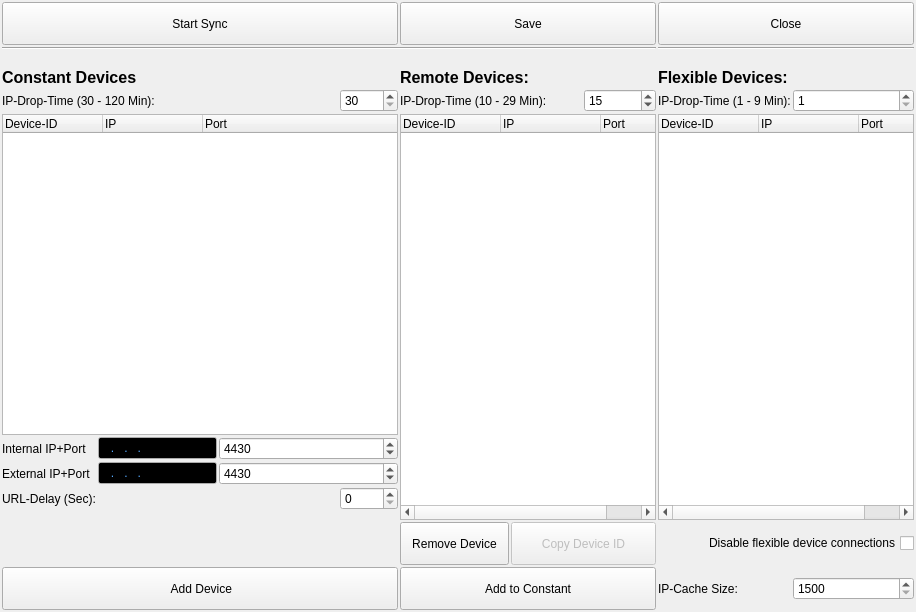
The window that ui/connection-display.ui (berndhs/arado) describes before a commit, drawn with Qt 5.
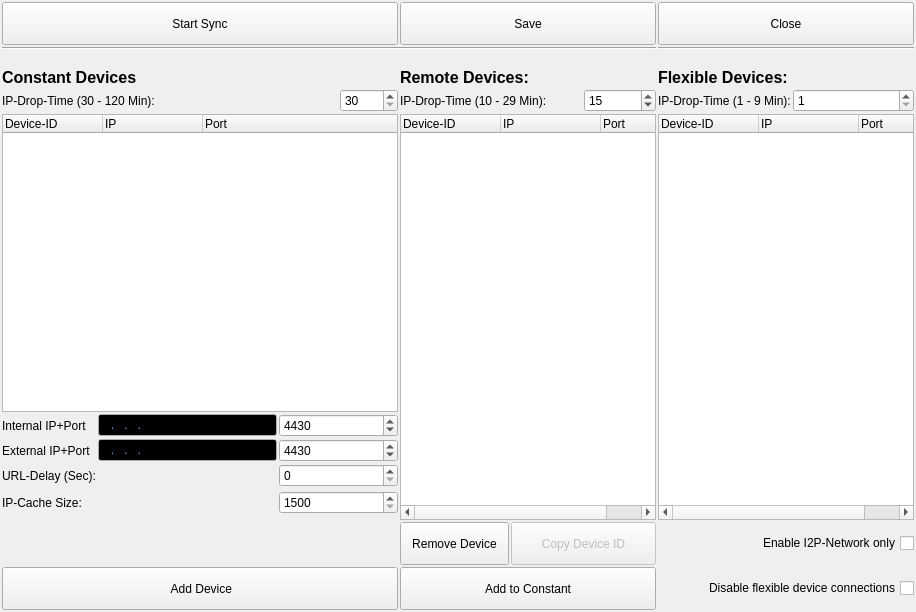
The same window after the commit. Icons and pictures are not drawn.

Commit message: i2p checkbox, if it comes to that.

```diff
--- a/ui/connection-display.ui
+++ b/ui/connection-display.ui
@@ -235,7 +235,7 @@
      </property>
     </widget>
    </item>
-   <item row="18" column="6" colspan="4">
+   <item row="21" column="6" colspan="4">
     <widget class="QPushButton" name="pushButton_addtotrusted">
      <property name="minimumSize">
       <size>
@@ -261,42 +261,6 @@
      </property>
     </widget>
    </item>
-   <item row="18" column="12">
-    <widget class="QLabel" name="labelipcachesize_3">
-     <property name="layoutDirection">
-      <enum>Qt::RightToLeft</enum>
-     </property>
-     <property name="text">
-      <string>IP-Cache Size:</string>
-     </property>
-    </widget>
-   </item>
-   <item row="18" column="13">
-    <widget class="QSpinBox" name="ipcachesize">
-     <property name="toolTip">
-      <string>Amount of IP-adresses in your IP-cache (1500-5000). Rise up, if all IP-adresses are outdated or offline and connections fail after a start.  Then each minute a request is sent to the boot-IP-connections, to fill the cache for 100%.</string>
-     </property>
-     <property name="minimum">
-      <number>1500</number>
-     </property>
-     <property name="maximum">
-      <number>5000</number>
-     </property>
-     <property name="value">
-      <number>1500</number>
-     </property>
-    </widget>
-   </item>
-   <item row="17" column="12" colspan="2">
-    <widget class="QCheckBox" name="checkboxdisableepisodic">
-     <property name="layoutDirection">
-      <enum>Qt::RightToLeft</enum>
-     </property>
-     <property name="text">
-      <string>Disable flexible device connections</string>
-     </property>
-    </widget>
-   </item>
    <item row="2" column="12" colspan="2">
     <widget class="Line" name="line_2">
      <property name="orientation">
@@ -304,39 +268,7 @@
      </property>
     </widget>
    </item>
-   <item row="18" column="0" colspan="6">
-    <widget class="QPushButton" name="buttonAddDevice">
-     <property name="minimumSize">
-      <size>
-       <width>0</width>
-       <height>43</height>
-      </size>
-     </property>
-     <property name="baseSize">
-      <size>
-       <width>0</width>
-       <height>0</height>
-      </size>
-     </property>
-     <property name="toolTip">
-      <string>Boot with an IP+Port, if the IP-cache is empty or outdated.</string>
-     </property>
-     <property name="text">
-      <string> Add Device</string>
-     </property>
-     <property name="icon">
-      <iconset resource="../arado.qrc">
-       <normaloff>:/images/server.png</normaloff>:/images/server.png</iconset>
-     </property>
-     <property name="iconSize">
-      <size>
-       <width>32</width>
-       <height>32</height>
-      </size>
-     </property>
-    </widget>
-   </item>
-   <item row="7" column="3" colspan="3">
+   <item row="7" column="4" colspan="2">
     <widget class="QSpinBox" name="myportinternal">
      <property name="toolTip">
       <string>You need to forward this port in your NAT/router, if you want to connect.</string>
@@ -349,7 +281,7 @@
      </property>
     </widget>
    </item>
-   <item row="7" column="1" colspan="2">
+   <item row="7" column="1" colspan="3">
     <widget class="QLineEdit" name="addipinternal">
      <property name="palette">
       <palette>
@@ -431,7 +363,7 @@
      </property>
     </widget>
    </item>
-   <item row="8" column="1" colspan="2">
+   <item row="8" column="1" colspan="3">
     <widget class="QLineEdit" name="addipexternal">
      <property name="palette">
       <palette>
@@ -527,7 +459,7 @@
      </property>
     </widget>
    </item>
-   <item row="8" column="3" colspan="3">
+   <item row="8" column="4" colspan="2">
     <widget class="QSpinBox" name="myportexternal">
      <property name="toolTip">
       <string>You need to forward this port in your NAT/router, if you want to connect.</string>
@@ -540,7 +472,7 @@
      </property>
     </widget>
    </item>
-   <item row="9" column="5">
+   <item row="9" column="4" colspan="2">
     <widget class="QSpinBox" name="urldelay">
      <property name="toolTip">
       <string>An URLs is transferred each X seconds to each connection. Delay defines the used bandwidth. 0 means as fast as possible.</string>
@@ -714,8 +646,83 @@
      <property name="textFormat">
       <enum>Qt::AutoText</enum>
      </property>
-     <property name="pixmap">
-      <pixmap resource="../arado.qrc">:/images/kfm_home.png</pixmap>
+    </widget>
+   </item>
+   <item row="21" column="12" colspan="2">
+    <widget class="QCheckBox" name="checkboxdisableepisodic">
+     <property name="layoutDirection">
+      <enum>Qt::RightToLeft</enum>
+     </property>
+     <property name="text">
+      <string>Disable flexible device connections</string>
+     </property>
+    </widget>
+   </item>
+   <item row="17" column="12" colspan="2">
+    <widget class="QCheckBox" name="checkBox">
+     <property name="layoutDirection">
+      <enum>Qt::RightToLeft</enum>
+     </property>
+     <property name="text">
+      <string>Enable I2P-Network only</string>
+     </property>
+    </widget>
+   </item>
+   <item row="11" column="0">
+    <widget class="QLabel" name="labelipcachesize_3">
+     <property name="layoutDirection">
+      <enum>Qt::LeftToRight</enum>
+     </property>
+     <property name="text">
+      <string>IP-Cache Size:</string>
+     </property>
+    </widget>
+   </item>
+   <item row="11" column="4" colspan="2">
+    <widget class="QSpinBox" name="ipcachesize">
+     <property name="toolTip">
+      <string>Amount of IP-adresses in your IP-cache (1500-5000). Rise up, if all IP-adresses are outdated or offline and connections fail after a start.  Then each minute a request is sent to the boot-IP-connections, to fill the cache for 100%.</string>
+     </property>
+     <property name="minimum">
+      <number>1500</number>
+     </property>
+     <property name="maximum">
+      <number>5000</number>
+     </property>
+     <property name="value">
+      <number>1500</number>
+     </property>
+    </widget>
+   </item>
+   <item row="21" column="0" colspan="6">
+    <widget class="QPushButton" name="buttonAddDevice">
+     <property name="minimumSize">
+      <size>
+       <width>0</width>
+       <height>43</height>
+      </size>
+     </property>
+     <property name="baseSize">
+      <size>
+       <width>0</width>
+       <height>0</height>
+      </size>
+     </property>
+     <property name="toolTip">
+      <string>Boot with an IP+Port, if the IP-cache is empty or outdated.</string>
+     </property>
+     <property name="text">
+      <string> Add Device</string>
+     </property>
+     <property name="icon">
+      <iconset resource="../arado.qrc">
+       <normaloff>:/images/server.png</normaloff>:/images/server.png</iconset>
+     </property>
+     <property name="iconSize">
+      <size>
+       <width>32</width>
+       <height>32</height>
+      </size>
      </property>
     </widget>
    </item>
```
